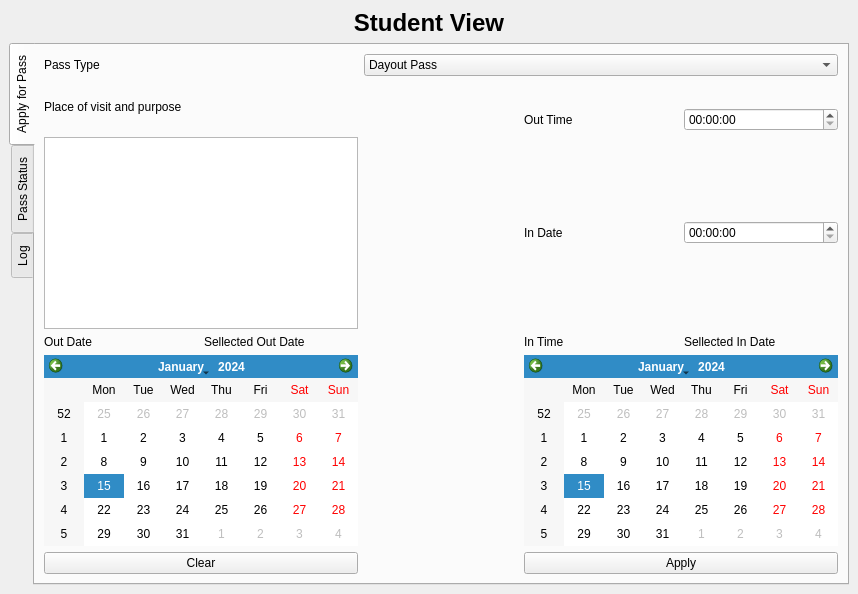
Before: the Qt Designer form ui/student_view.ui in sipsmehta/Face-Recognition-Surveillance-, drawn with Qt 5.
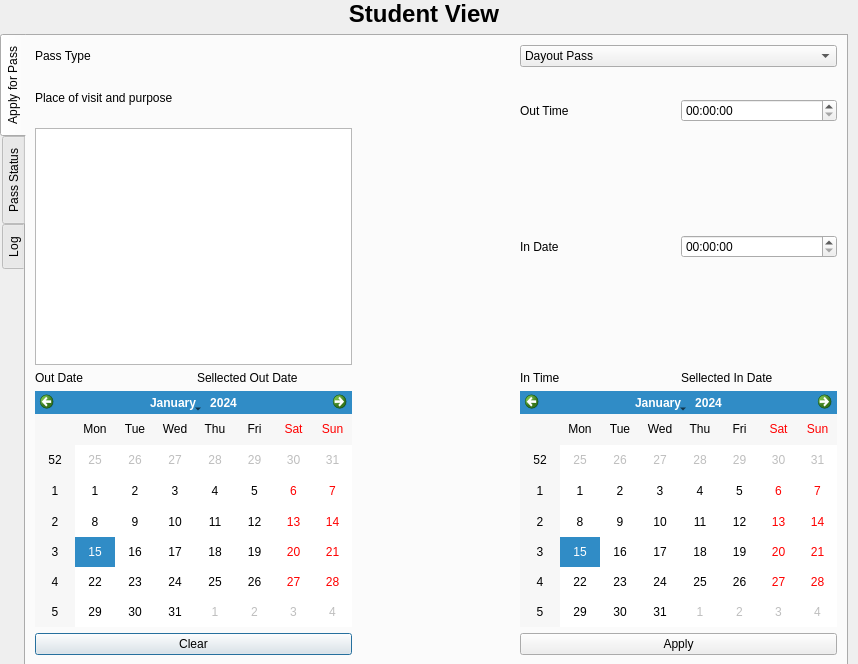
After: the same form once the commit is applied. The open tabs and pages were chosen to show the change. Custom widgets are drawn as their Qt base class.

Commit message: added option for different types of login

```diff
--- a/ui/student_view.ui
+++ b/ui/student_view.ui
@@ -1,19 +1,27 @@
 <?xml version="1.0" encoding="UTF-8"?>
 <ui version="4.0">
  <class>MainWindow</class>
- <widget class="QMainWindow" name="MainWindow">
+ <widget class="QDialog" name="MainWindow">
   <property name="geometry">
    <rect>
     <x>0</x>
     <y>0</y>
     <width>858</width>
-    <height>594</height>
+    <height>664</height>
    </rect>
   </property>
   <property name="windowTitle">
    <string>MainWindow</string>
   </property>
   <widget class="QWidget" name="centralwidget">
+   <property name="geometry">
+    <rect>
+     <x>0</x>
+     <y>0</y>
+     <width>848</width>
+     <height>666</height>
+    </rect>
+   </property>
    <layout class="QGridLayout" name="gridLayout_2">
     <item row="0" column="0">
      <widget class="QLabel" name="label_3">
@@ -127,25 +135,6 @@
           </property>
          </widget>
         </item>
-        <item row="0" column="2" colspan="3">
-         <widget class="KComboBox" name="kcombobox">
-          <item>
-           <property name="text">
-            <string>Dayout Pass</string>
-           </property>
-          </item>
-          <item>
-           <property name="text">
-            <string>NigntoutPass</string>
-           </property>
-          </item>
-          <item>
-           <property name="text">
-            <string>Leave Pass</string>
-           </property>
-          </item>
-         </widget>
-        </item>
         <item row="1" column="0" rowspan="2" colspan="2">
          <widget class="QLabel" name="label_2">
           <property name="enabled">
@@ -200,6 +189,25 @@
           </property>
          </widget>
         </item>
+        <item row="0" column="3" colspan="2">
+         <widget class="QComboBox" name="LoginType">
+          <item>
+           <property name="text">
+            <string>Dayout Pass</string>
+           </property>
+          </item>
+          <item>
+           <property name="text">
+            <string>Leave Pass</string>
+           </property>
+          </item>
+          <item>
+           <property name="text">
+            <string>Nightout Pass</string>
+           </property>
+          </item>
+         </widget>
+        </item>
        </layout>
       </widget>
       <widget class="QWidget" name="tab_3">
@@ -237,13 +245,6 @@
    </layout>
   </widget>
  </widget>
- <customwidgets>
-  <customwidget>
-   <class>KComboBox</class>
-   <extends>QComboBox</extends>
-   <header>kcombobox.h</header>
-  </customwidget>
- </customwidgets>
  <resources/>
  <connections/>
 </ui>
```
Left out of the diff: 2 changed lines with no effect on the pictures. The commit also changes 4 other files.
